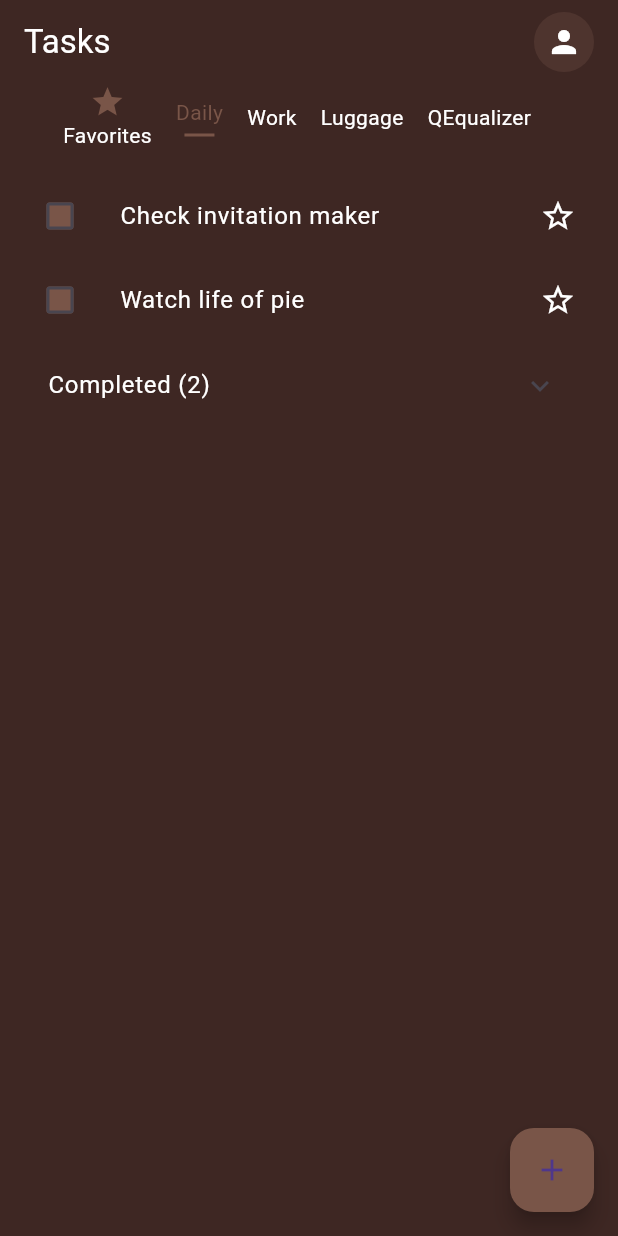
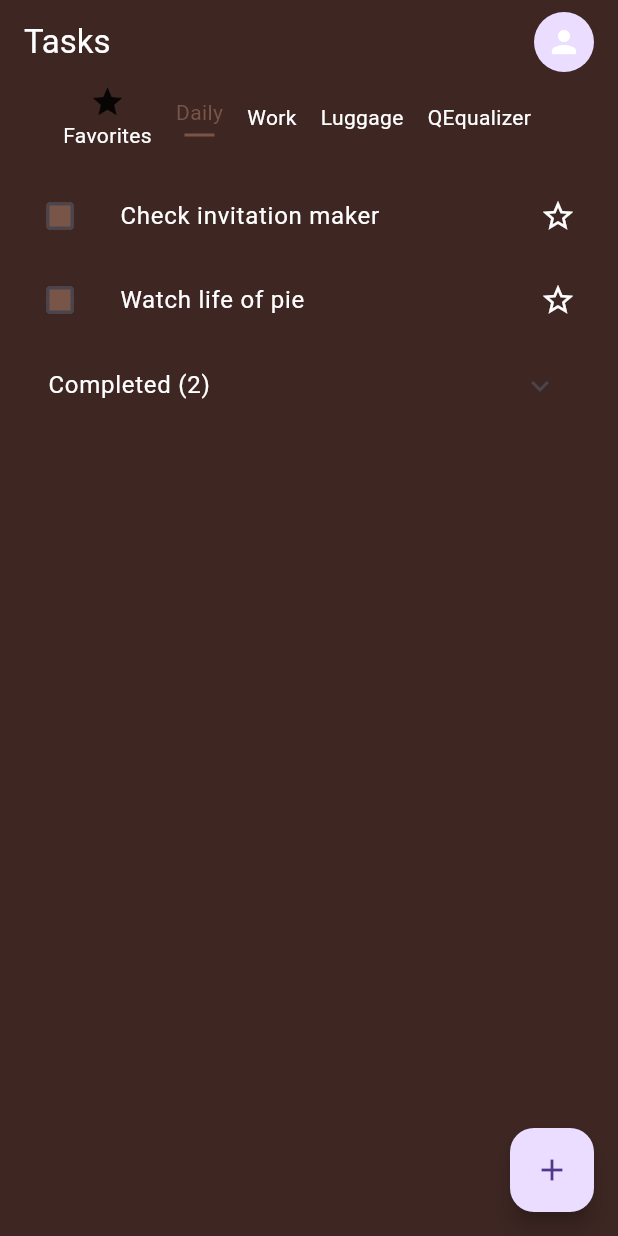
Before and after one commit to YoussefOutahar/another_task, a Flutter app: the screen it shows after launch, on a phone screen of 412 x 824 dp. Run offline on Flutter 3.47's test engine with Material 3 defaults, Android fonts, the phone set to English and light mode, and no system bars; our stand-ins replace bloc, equatable, flutter_bloc.

```diff
--- a/lib/bloc/task_bloc.dart
+++ b/lib/bloc/task/task_bloc.dart
@@ -9,7 +9,7 @@ class TaskBloc extends Bloc<TaskEvent, TaskState> {
   TaskBloc() : super(TaskInitial()) {
     on<LoadTasks>((event, emit) {
       emit(TaskLoading());
-      Future.delayed(const Duration(seconds: 1));
+      Future.delayed(const Duration(seconds: 5));
       emit(TaskLoaded(tasks));
     });
 
--- /dev/null
+++ b/lib/bloc/taskGroup/task_group_event.dart
@@ -0,0 +1,37 @@
+part of 'task_group_bloc.dart';
+
+sealed class TaskGroupEvent extends Equatable {
+  const TaskGroupEvent();
+
+  @override
+  List<Object> get props => [];
+}
+
+class LoadTaskGroups extends TaskGroupEvent {}
+
+class AddTaskGroup extends TaskGroupEvent {
+  final TaskGroup taskGroup;
+
+  const AddTaskGroup(this.taskGroup);
+
+  @override
+  List<Object> get props => [taskGroup];
+}
+
+class UpdateTaskGroup extends TaskGroupEvent {
+  final TaskGroup taskGroup;
+
+  const UpdateTaskGroup(this.taskGroup);
+
+  @override
+  List<Object> get props => [taskGroup];
+}
+
+class DeleteTaskGroup extends TaskGroupEvent {
+  final TaskGroup taskGroup;
+
+  const DeleteTaskGroup(this.taskGroup);
+
+  @override
+  List<Object> get props => [taskGroup];
+}
--- /dev/null
+++ b/lib/bloc/taskGroup/task_group_state.dart
@@ -0,0 +1,21 @@
+part of 'task_group_bloc.dart';
+
+sealed class TaskGroupState extends Equatable {
+  const TaskGroupState();
+
+  @override
+  List<Object> get props => [];
+}
+
+final class TaskGroupInitial extends TaskGroupState {}
+
+final class TaskGroupLoading extends TaskGroupState {}
+
+final class TaskGroupsLoaded extends TaskGroupState {
+  final List<TaskGroup> taskGroups;
+
+  const TaskGroupsLoaded(this.taskGroups);
+
+  @override
+  List<Object> get props => [taskGroups];
+}
--- a/lib/main.dart
+++ b/lib/main.dart
@@ -1,4 +1,5 @@
-import 'package:another_task/bloc/task_bloc.dart';
+import 'package:another_task/bloc/task/task_bloc.dart';
+import 'package:another_task/bloc/taskGroup/task_group_bloc.dart';
 import 'package:flutter/material.dart';
 import 'package:flutter/services.dart';
 import 'package:flutter_bloc/flutter_bloc.dart';
@@ -21,6 +22,9 @@ class MyApp extends StatelessWidget {
       providers: [
         BlocProvider(
           create: (context) => TaskBloc()..add(LoadTasks()),
+        ),
+        BlocProvider(
+          create: (context) => TaskGroupBloc()..add((LoadTaskGroups())),
         )
       ],
       child: MaterialApp(
--- /dev/null
+++ b/lib/models/task_group.dart
@@ -0,0 +1,44 @@
+import 'package:equatable/equatable.dart';
+
+class TaskGroup extends Equatable {
+  final String id;
+  final String title;
+  final List<String> taskIds;
+
+  const TaskGroup({
+    required this.id,
+    required this.title,
+    this.taskIds = const [],
+  });
+
+  TaskGroup copyWith({
+    String? id,
+    String? title,
+    List<String>? taskIds,
+  }) {
+    return TaskGroup(
+      id: id ?? this.id,
+      title: title ?? this.title,
+      taskIds: taskIds ?? this.taskIds,
+    );
+  }
+
+  @override
+  List<Object?> get props => [id, title, taskIds];
+
+  static TaskGroup fromJson(Map<String, dynamic> json) {
+    return TaskGroup(
+      id: json['id'],
+      title: json['title'],
+      taskIds: (json['taskIds'] as List).map((taskId) => taskId.toString()).toList(),
+    );
+  }
+
+  Map<String, dynamic> toJson() {
+    return {
+      'id': id,
+      'title': title,
+      'taskIds': taskIds,
+    };
+  }
+}
--- a/lib/screens/home_screen.dart
+++ b/lib/screens/home_screen.dart
@@ -1,16 +1,30 @@
 import 'package:flutter/material.dart';
 import 'package:flutter_bloc/flutter_bloc.dart';
 
-import '../bloc/task_bloc.dart';
+import '../bloc/task/task_bloc.dart';
 import '../models/task.dart';
 
-class HomeScreen extends StatelessWidget {
+class HomeScreen extends StatefulWidget {
   const HomeScreen({super.key});
+
+  @override
+  State<HomeScreen> createState() => _HomeScreenState();
+}
+
+class _HomeScreenState extends State<HomeScreen> with SingleTickerProviderStateMixin {
+  late TabController tabController;
+  @override
+  void initState() {
+    tabController = TabController(length: 4, vsync: this);
+    tabController.addListener(() {
+      setState(() {});
+    });
+    super.initState();
+  }
 
   @override
   Widget build(BuildContext context) {
     return Scaffold(
-      backgroundColor: Colors.brown.shade900,
       appBar: AppBar(
         backgroundColor: Colors.transparent,
         elevation: 0,
@@ -18,12 +32,11 @@ class HomeScreen extends StatelessWidget {
           'Tasks',
           style: TextStyle(color: Colors.white),
         ),
-        actions: [
+        actions: const [
           CircleAvatar(
-            backgroundColor: Colors.brown.shade800,
-            child: const Icon(Icons.person, color: Colors.white),
+            child: Icon(Icons.person, color: Colors.white),
           ),
-          const SizedBox(width: 16),
+          SizedBox(width: 16),
         ],
       ),
       body: Column(
@@ -35,11 +48,8 @@ class HomeScreen extends StatelessWidget {
         ],
       ),
       floatingActionButton: FloatingActionButton(
-        backgroundColor: Colors.brown,
         child: const Icon(Icons.add),
-        onPressed: () {
-          // Add task logic
-        },
+        onPressed: () {},
       ),
     );
   }
@@ -65,7 +75,7 @@ class HomeScreen extends StatelessWidget {
       padding: const EdgeInsets.only(right: 16),
       child: Column(
         children: [
-          if (showIcon) Icon(icon, color: Colors.brown),
+          if (showIcon) Icon(icon),
           Text(
             text,
             style: TextStyle(
```
Also changed, not shown: lib/bloc/taskGroup/task_group_bloc.dart (added, +80 -0 lines), lib/bloc/task/task_event.dart (renamed from lib/bloc/task_event.dart), lib/bloc/task/task_state.dart (renamed from lib/bloc/task_state.dart).
